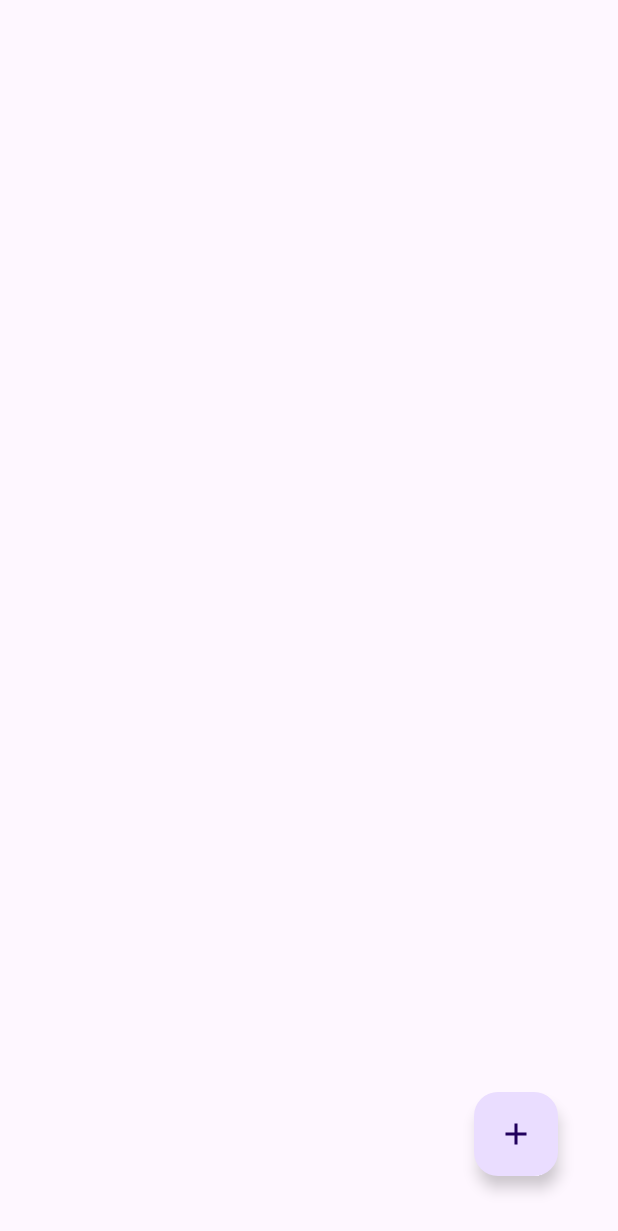
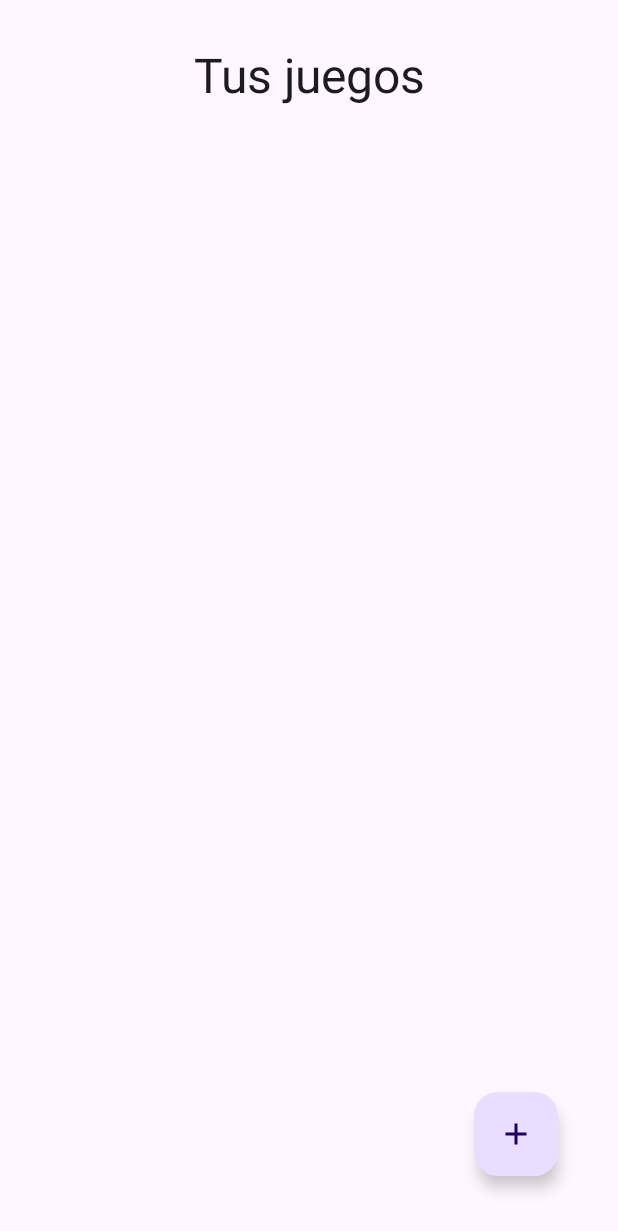
Before and after one commit to martamagui/BGameScoreboard, an Android app built with Jetpack Compose: the NewGameScreen screen opened through its navigation route, after a tap on "Retroceder", on a phone screen of 412 x 824 dp. Shown: the top 1231 px of the screen. Run offline under Robolectric (Android 15) with nearby library versions, the phone set to English and light mode, and no system bars; our stand-ins replace Dagger/Hilt's generated code.

Commit message:
WIP - UX update and cleaned code

```diff
--- a/app/src/main/java/com/mmag/bgamescoreboard/di/LocalDataModule.kt
+++ b/app/src/main/java/com/mmag/bgamescoreboard/di/LocalDataRepositoryModule.kt
@@ -1,6 +1,5 @@
 package com.mmag.bgamescoreboard.di
 
-import androidx.room.Database
 import com.mmag.bgamescoreboard.data.db.BGSDatabase
 import com.mmag.bgamescoreboard.data.repository.LocalBoardGameRepository
 import com.mmag.bgamescoreboard.data.repository.LocalBoardGameRepositoryRoomImpl
@@ -16,7 +15,7 @@ import javax.inject.Singleton
 
 @Module
 @InstallIn(SingletonComponent::class)
-object LocalDataModule {
+object LocalDataRepositoryModule {
 
     @Singleton
     @Provides
--- a/app/src/main/java/com/mmag/bgamescoreboard/ui/common/Toolbars.kt
+++ b/app/src/main/java/com/mmag/bgamescoreboard/ui/common/Toolbars.kt
@@ -7,10 +7,8 @@ import androidx.compose.material3.CenterAlignedTopAppBar
 import androidx.compose.material3.ExperimentalMaterial3Api
 import androidx.compose.material3.Icon
 import androidx.compose.material3.IconButton
-import androidx.compose.material3.MaterialTheme
 import androidx.compose.material3.Text
 import androidx.compose.material3.TopAppBar
-import androidx.compose.material3.TopAppBarColors
 import androidx.compose.material3.TopAppBarDefaults
 import androidx.compose.material3.TopAppBarScrollBehavior
 import androidx.compose.runtime.Composable
@@ -21,18 +19,20 @@ import com.mmag.bgamescoreboard.R
 
 @OptIn(ExperimentalMaterial3Api::class)
 @Composable
-fun BGSToolbar(title: String, backAction: () -> Unit) {
+fun BGSToolbar(title: String, backAction: (() -> Unit)?) {
     TopAppBar(
         colors = TopAppBarDefaults.topAppBarColors(),
         title = {
-            Text(title, maxLines = 1,overflow = TextOverflow.Ellipsis)
+            Text(title, maxLines = 1, overflow = TextOverflow.Ellipsis)
         },
         navigationIcon = {
-            IconButton(onClick = { backAction() }) {
-                Icon(
-                    imageVector = Icons.Filled.ArrowBack,
-                    contentDescription = stringResource(id = R.string.toolbar_back_action_description)
-                )
+            if (backAction != null) {
+                IconButton(onClick = { backAction() }) {
+                    Icon(
+                        imageVector = Icons.Filled.ArrowBack,
+                        contentDescription = stringResource(id = R.string.toolbar_back_action_description)
+                    )
+                }
             }
         })
 }
--- a/app/src/main/java/com/mmag/bgamescoreboard/ui/navigation/BGSNavGraph.kt
+++ b/app/src/main/java/com/mmag/bgamescoreboard/ui/navigation/BGSNavGraph.kt
@@ -71,7 +71,5 @@ fun BGSNavGraph(
                 else -> NewRecordScoreScreen(navController, game, step = step)
             }
         }
-
-
     }
 }
--- a/app/src/main/java/com/mmag/bgamescoreboard/ui/screen/game_list/GameListScreen.kt
+++ b/app/src/main/java/com/mmag/bgamescoreboard/ui/screen/game_list/GameListScreen.kt
@@ -14,6 +14,7 @@ import androidx.compose.foundation.lazy.LazyColumn
 import androidx.compose.foundation.lazy.items
 import androidx.compose.material.icons.Icons
 import androidx.compose.material.icons.filled.Add
+import androidx.compose.material3.CenterAlignedTopAppBar
 import androidx.compose.material3.ElevatedCard
 import androidx.compose.material3.ExperimentalMaterial3Api
 import androidx.compose.material3.FloatingActionButton
@@ -31,17 +32,22 @@ import androidx.compose.ui.graphics.Color
 import androidx.compose.ui.graphics.asImageBitmap
 import androidx.compose.ui.layout.ContentScale
 import androidx.compose.ui.res.stringResource
+import androidx.compose.ui.text.font.FontStyle
 import androidx.compose.ui.text.style.TextAlign
 import androidx.compose.ui.unit.dp
+import androidx.compose.ui.unit.sp
 import androidx.hilt.navigation.compose.hiltViewModel
 import androidx.navigation.NavHostController
 import com.mmag.bgamescoreboard.R
 import com.mmag.bgamescoreboard.data.db.model.BoardGame
+import com.mmag.bgamescoreboard.ui.common.BGSToolbar
 import com.mmag.bgamescoreboard.ui.model.UiStatus
 import com.mmag.bgamescoreboard.ui.navigation.BGSConfigRoutes
 import com.mmag.bgamescoreboard.ui.theme.vertGradShadow
+import java.time.format.TextStyle
 
 
+@OptIn(ExperimentalMaterial3Api::class)
 @Composable
 fun GameListScreen(
     viewModel: GameListViewModel = hiltViewModel(),
@@ -50,21 +56,38 @@ fun GameListScreen(
     val uiState by viewModel.uiState.collectAsState()
 
     Scaffold(
-        floatingActionButton = { NewGameFAB(navHostController) }
+        floatingActionButton = { NewGameFAB(navHostController) },
+        topBar = { CenterAlignedTopAppBar(title = { Text(
+            text = stringResource(id = R.string.game_list_screen_title),
+            fontSize = 32.sp,
+            modifier = Modifier.padding(top =32.dp, bottom = 16.dp)
+        )}) }
     ) { paddingValues ->
         if (uiState.status == UiStatus.LOADING) {
-            LinearProgressIndicator(modifier = Modifier.fillMaxWidth())
-            Text(
-                text = stringResource(id = R.string.game_list_searching_games_title),
-                modifier = Modifier
-                    .fillMaxWidth()
-                    .padding(24.dp),
-                textAlign = TextAlign.Center
+            GameListProgressScreen(Modifier.fillMaxWidth())
+        } else {
+            GameListContent(
+                paddingValues,
+                uiState,
+                modifier = Modifier.fillMaxSize(),
+                naviGateToGameDetail = { game ->
+                    val route = BGSConfigRoutes.Builder.gameDetail("${game.id}")
+                    navHostController.navigate(route)
+                }
             )
-        } else {
+        }
+    }
+}
+
+@Composable
+private fun GameListContent(
+    paddingValues: PaddingValues,
+    uiState: GameListUiState,
+    modifier: Modifier,
+    naviGateToGameDetail: (boardGame: BoardGame) -> Unit
+) {
     BoxWithConstraints(
-                modifier = Modifier
-                    .fillMaxSize()
+        modifier = modifier
             .padding(paddingValues)
             .padding(12.dp)
     ) {
@@ -77,9 +100,7 @@ fun GameListScreen(
                     items(uiState.data!!) { boardGame ->
                         ItemBoardGame(
                             {
-                                        val route =
-                                            BGSConfigRoutes.Builder.gameDetail("${boardGame.id}")
-                                        navHostController.navigate(route)
+                                naviGateToGameDetail(boardGame)
                             },
                             boardGame,
                             Modifier
@@ -99,11 +120,19 @@ fun GameListScreen(
                 textAlign = TextAlign.Center
             )
         }
-
     }
 }
 
-    }
+@Composable
+private fun GameListProgressScreen(modifier: Modifier) {
+    LinearProgressIndicator(modifier = modifier)
+    Text(
+        text = stringResource(id = R.string.game_list_searching_games_title),
+        modifier = Modifier
+            .fillMaxWidth()
+            .padding(24.dp),
+        textAlign = TextAlign.Center
+    )
 }
 
 @Composable
--- a/app/src/main/java/com/mmag/bgamescoreboard/ui/screen/game_record/players_screen/GameRecordPlayersScreen.kt
+++ b/app/src/main/java/com/mmag/bgamescoreboard/ui/screen/game_record/players_screen/GameRecordPlayersScreen.kt
@@ -1,6 +1,5 @@
 package com.mmag.bgamescoreboard.ui.screen.game_record.players_screen
 
-import androidx.compose.foundation.background
 import androidx.compose.foundation.layout.Arrangement
 import androidx.compose.foundation.layout.Column
 import androidx.compose.foundation.layout.Row
@@ -12,13 +11,9 @@ import androidx.compose.foundation.layout.padding
 import androidx.compose.foundation.lazy.staggeredgrid.LazyVerticalStaggeredGrid
 import androidx.compose.foundation.lazy.staggeredgrid.StaggeredGridCells
 import androidx.compose.foundation.lazy.staggeredgrid.itemsIndexed
-import androidx.compose.material.icons.Icons
-import androidx.compose.material.icons.filled.Person
 import androidx.compose.material3.Button
 import androidx.compose.material3.ExperimentalMaterial3Api
 import androidx.compose.material3.FilterChip
-import androidx.compose.material3.Icon
-import androidx.compose.material3.InputChip
 import androidx.compose.material3.Scaffold
 import androidx.compose.material3.Text
 import androidx.compose.material3.TextField
@@ -29,7 +24,6 @@ import androidx.compose.runtime.mutableStateOf
 import androidx.compose.runtime.saveable.rememberSaveable
 import androidx.compose.runtime.setValue
 import androidx.compose.ui.Modifier
-import androidx.compose.ui.graphics.Color
 import androidx.compose.ui.res.stringResource
 import androidx.compose.ui.text.style.TextAlign
 import androidx.compose.ui.text.style.TextOverflow
--- a/app/src/main/java/com/mmag/bgamescoreboard/ui/screen/game_record/players_screen/GameRecordPlayersViewModel.kt
+++ b/app/src/main/java/com/mmag/bgamescoreboard/ui/screen/game_record/players_screen/GameRecordPlayersViewModel.kt
@@ -139,9 +139,7 @@ class GameRecordPlayersViewModel @Inject constructor(
                 }
             }
 
-            withContext(Dispatchers.Main) {
-                onDoneCallback()
-            }
+            withContext(Dispatchers.Main) { onDoneCallback() }
 
         }
 
--- a/app/src/main/java/com/mmag/bgamescoreboard/ui/screen/game_record/record_detail_screen/RecordDetailViewModel.kt
+++ b/app/src/main/java/com/mmag/bgamescoreboard/ui/screen/game_record/record_detail_screen/RecordDetailViewModel.kt
@@ -16,8 +16,7 @@ import javax.inject.Inject
 
 @HiltViewModel
 class RecordDetailViewModel @Inject constructor(
-    private val scoreRepository: LocalScoreRepository,
-    private val gameRepository: LocalBoardGameRepository
+    private val scoreRepository: LocalScoreRepository
 ) : ViewModel() {
 
     private var _uiState: MutableStateFlow<RecordDetailUiState> = MutableStateFlow(
@@ -71,6 +70,4 @@ class RecordDetailViewModel @Inject constructor(
                 }
         }
     }
-
-
 }
--- a/app/src/main/java/com/mmag/bgamescoreboard/ui/screen/new_game/NewGameScreen.kt
+++ b/app/src/main/java/com/mmag/bgamescoreboard/ui/screen/new_game/NewGameScreen.kt
@@ -29,7 +29,6 @@ import androidx.compose.runtime.saveable.rememberSaveable
 import androidx.compose.runtime.setValue
 import androidx.compose.ui.Alignment
 import androidx.compose.ui.Modifier
-import androidx.lifecycle.viewmodel.compose.viewModel
 import androidx.compose.ui.layout.ContentScale
 import androidx.compose.ui.platform.LocalContext
 import androidx.compose.ui.res.painterResource
--- a/app/src/main/res/values/strings.xml
+++ b/app/src/main/res/values/strings.xml
@@ -39,5 +39,6 @@
     <string name="record_score_category_not_found_button">Regresar a la Home</string>
     <string name="record_score_screen_save_scores_button">Guardar puntuación</string>
     <string name="record_detail_not_found_message">Parece que las puntuaciones que estás buscando no están aquí.</string>
+    <string name="game_list_screen_title">Tus juegos</string>
 
 </resources>
```
Also changed, not shown: app/src/main/java/com/mmag/bgamescoreboard/ui/screen/game_detail/GameDetailScreen.kt (+33 -23 lines), app/src/main/java/com/mmag/bgamescoreboard/ui/screen/game_record/categories_screen/CategoriesScreen.kt (+0 -9 lines), app/src/main/java/com/mmag/bgamescoreboard/ui/screen/game_record/new_record_score_screen/NewRecordScoreScreen.kt (+10 -4 lines), app/src/main/java/com/mmag/bgamescoreboard/ui/screen/game_record/record_detail_screen/RecordDetailScreen.kt (+13 -4 lines). Lines whose indentation alone changed are shown as unchanged.
